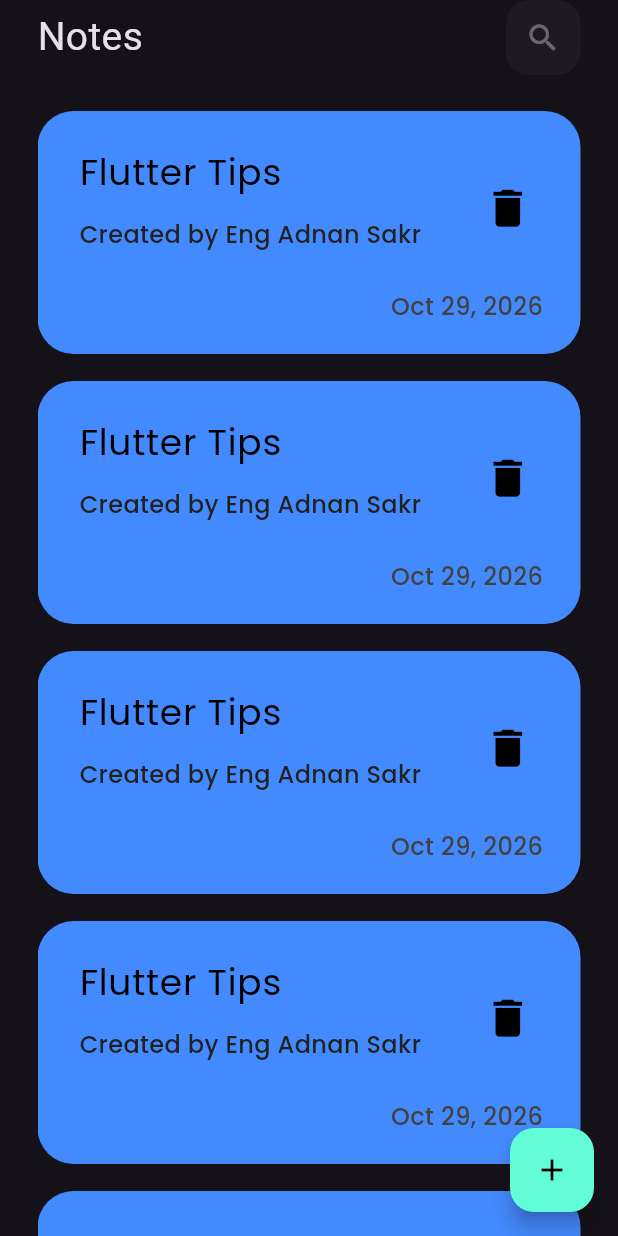
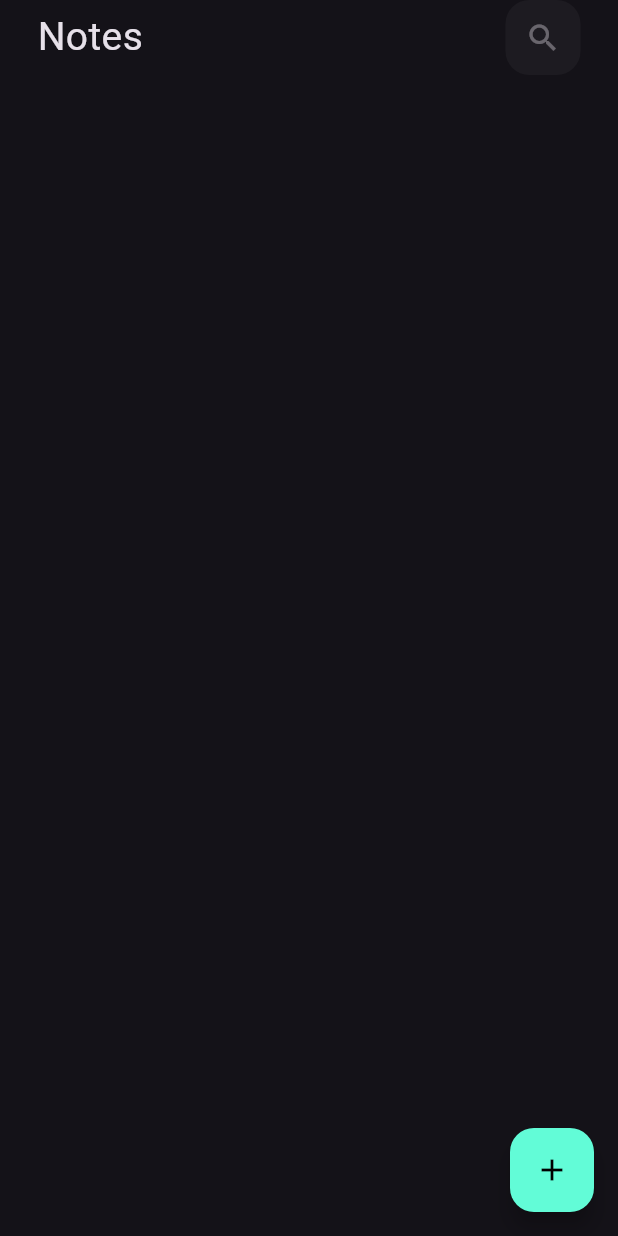
Before and after one commit to adnansakr593-beep/Notes-App, a Flutter app: the screen it shows after launch, on a phone screen of 412 x 824 dp. Run offline on Flutter 3.47's test engine with Material 3 defaults, Android fonts, the phone set to English and light mode, and no system bars; our stand-ins replace bloc, flutter_bloc, google_fonts, hive, hive_flutter, modal_progress_hud_nsn; accounts and stored records are empty.

```diff
--- a/lib/cubits/notes_cubit/notes_state.dart
+++ b/lib/cubits/notes_cubit/notes_state.dart
@@ -1,16 +1,3 @@
-import 'package:notes_app/models/note_model.dart';
-
 abstract class NotesState {}
 
 class NotesInitial extends NotesState {}
-class NotesLoading extends NotesState {}
-class NotesSucss extends NotesState
-{
-  final List<NoteModel> notes;
-  NotesSucss(this.notes);
-}
-class NotesFaluier extends NotesState
-{
-  String errmessage;
-  NotesFaluier(this.errmessage);
-}
--- a/lib/widgets/add_note.dart
+++ b/lib/widgets/add_note.dart
@@ -5,6 +5,7 @@ import 'package:notes_app/cubits/add_note_cubit/cubit/add_note_state.dart';
 import 'package:notes_app/models/note_model.dart';
 import 'package:notes_app/widgets/custom_buuton.dart';
 import 'package:notes_app/widgets/custom_text_field.dart';
+import 'package:intl/intl.dart';
 
 class AddNotesheat extends StatefulWidget {
   const AddNotesheat({super.key});
@@ -56,7 +57,7 @@ class _AddNotesheatState extends State<AddNotesheat> {
                     var noteModel = NoteModel(
                       title: title!,
                       subTitle: subTitle!,
-                      date: DateTime.now().toString(),
+                      date: DateFormat('yyyy-MM-dd HH:mm').format(DateTime.now()),
                       // ignore: deprecated_member_use
                       color: Colors.amber.value,
                     );
--- a/lib/widgets/custom_card.dart
+++ b/lib/widgets/custom_card.dart
@@ -1,9 +1,11 @@
 import 'package:flutter/material.dart';
 import 'package:google_fonts/google_fonts.dart';
+import 'package:notes_app/models/note_model.dart';
 import 'package:notes_app/pages/edit_note_page.dart';
 
 class CustomCard extends StatelessWidget {
-  const CustomCard({super.key});
+  const CustomCard({super.key,  required this.notedata});
+  final NoteModel notedata;
 
   @override
   Widget build(BuildContext context) {
@@ -18,7 +20,7 @@ class CustomCard extends StatelessWidget {
         padding: EdgeInsets.only(top: 15, bottom: 15, left: 12),
         margin: EdgeInsets.symmetric(vertical: 9),
         decoration: BoxDecoration(
-          color: Colors.blueAccent,
+          color: Color(notedata.color),
           borderRadius: BorderRadius.circular(24),
         ),
         child: Column(
@@ -26,14 +28,14 @@ class CustomCard extends StatelessWidget {
           children: [
             ListTile(
               title: Text(
-                'Flutter Tips',
+                notedata.title,
                 style: GoogleFonts.poppins(color: Colors.black, fontSize: 24),
               ),
 
               subtitle: Padding(
                 padding: const EdgeInsets.symmetric(vertical: 12),
                 child: Text(
-                  'Created by Eng Adnan Sakr',
+                  notedata.subTitle,
                   style: GoogleFonts.poppins(
                     fontSize: 16,
                     color: Colors.grey[900],
@@ -49,7 +51,7 @@ class CustomCard extends StatelessWidget {
             Padding(
               padding: const EdgeInsets.symmetric(horizontal: 25.0, vertical: 5),
               child: Text(
-                'Oct 29, 2026',
+                notedata.date,
                 style: GoogleFonts.poppins(
                   fontSize: 16,
                   color: Colors.grey[800],
--- a/lib/widgets/notes_list_view.dart
+++ b/lib/widgets/notes_list_view.dart
@@ -1,17 +1,27 @@
 import 'package:flutter/material.dart';
+import 'package:flutter_bloc/flutter_bloc.dart';
+import 'package:notes_app/cubits/notes_cubit/notes_cubit.dart';
+import 'package:notes_app/cubits/notes_cubit/notes_state.dart';
+import 'package:notes_app/models/note_model.dart';
 import 'package:notes_app/widgets/custom_card.dart';
 
 class NotesListView extends StatelessWidget {
   const NotesListView({super.key});
 
+
   @override
   Widget build(BuildContext context) {
-    return ListView.builder(
-      itemCount: 10,
-      itemBuilder: (context,item)
+    return BlocBuilder<NotesCubit, NotesState>(
+      builder: (context, state) {
+        List<NoteModel> notesList = BlocProvider.of<NotesCubit>(context).noteList ?? [];
+        return ListView.builder(
 
-    {
-      return CustomCard();
-    },);
+          itemCount: notesList.length,
+          itemBuilder: (context, item) {
+            return CustomCard(notedata: notesList[item],);
+          },
+        );
+      },
+    );
   }
 }
--- a/pubspec.yaml
+++ b/pubspec.yaml
@@ -38,6 +38,7 @@ dependencies:
   flutter_bloc: ^9.1.1
   bloc: ^9.1.0
   modal_progress_hud_nsn: ^0.5.1
+  intl: ^0.20.2
 
 dev_dependencies:
   flutter_test:
```
Also changed, not shown: lib/cubits/notes_cubit/notes_cubit.dart (+6 -5 lines), pubspec.lock.
